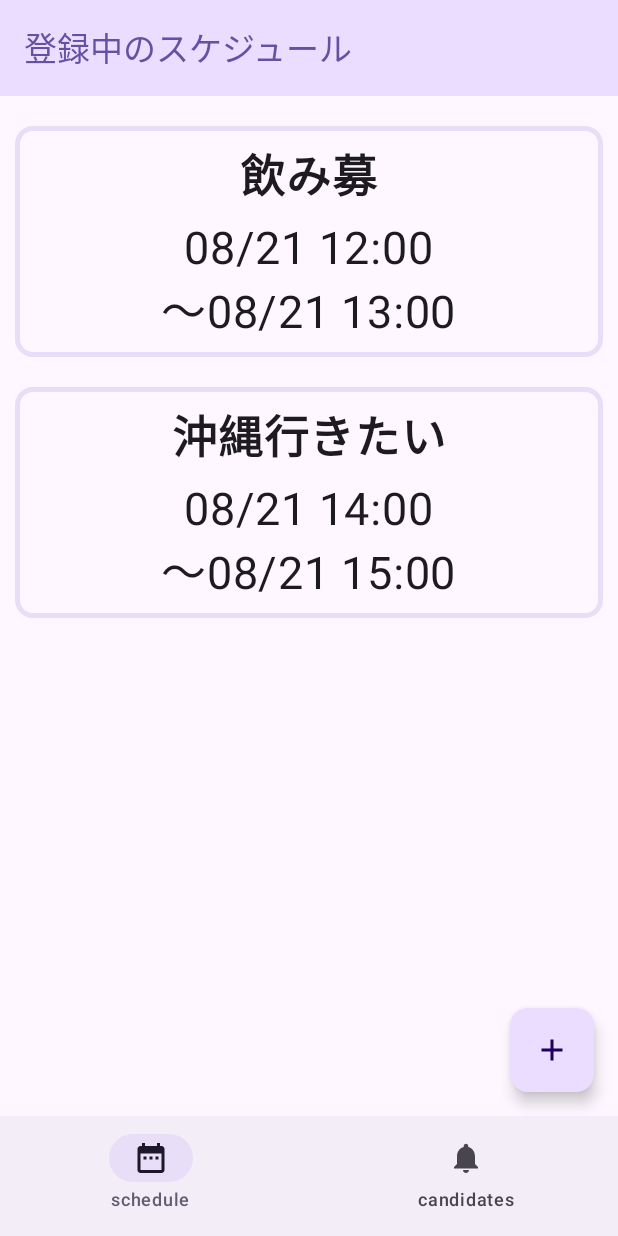
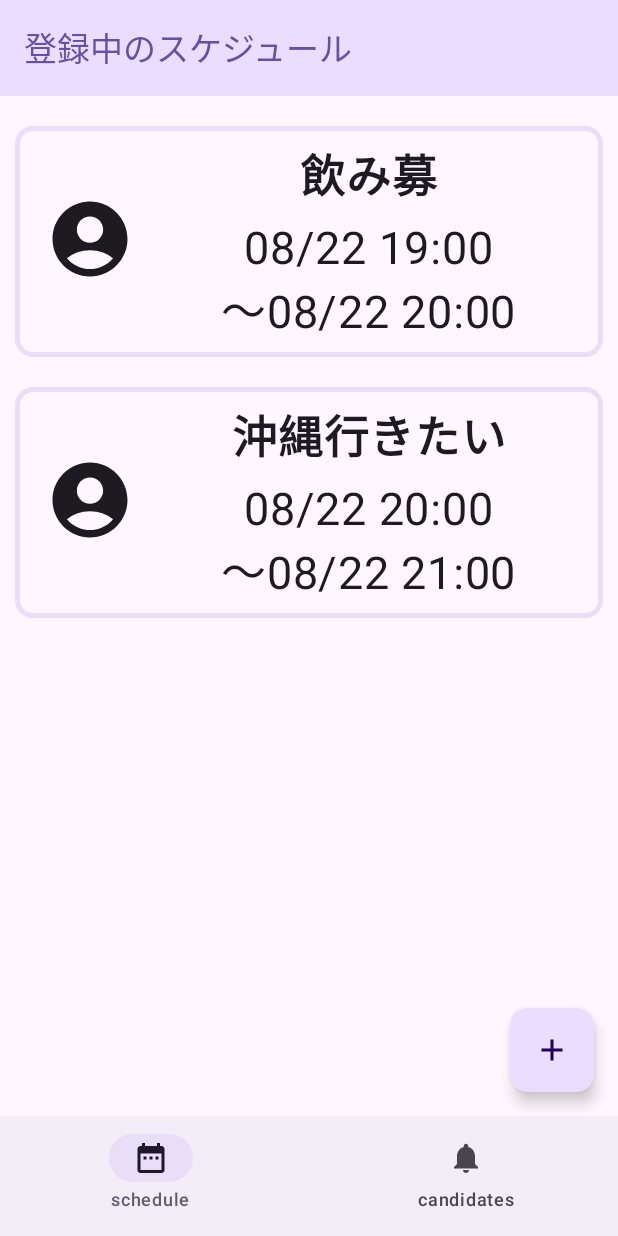
Before and after one commit to shizukanaoki/Yulbo, an Android app built with Jetpack Compose: the ScheduleScreen screen opened through its navigation route, on a phone screen of 412 x 824 dp. Run offline under Robolectric (Android 15) with nearby library versions, the phone set to English and light mode, and no system bars.

Commit message:
fix schedule screen

```diff
--- a/app/src/main/java/com/example/yulbo/ui/YulboViewModel.kt
+++ b/app/src/main/java/com/example/yulbo/ui/YulboViewModel.kt
@@ -16,27 +16,36 @@ class YulboViewModel : ViewModel() {
         ScheduleItem(
             id = UUID.randomUUID().toString(),
             userId = 1,
-            startDatetime = LocalDateTime.of(2023, 8, 21, 12, 0),
-            endDateTime = LocalDateTime.of(2023, 8, 21, 13, 0),
+            startDatetime = LocalDateTime.of(2023, 8, 22, 19, 0),
+            endDateTime = LocalDateTime.of(2023, 8, 22, 20, 0),
             title = "飲み募",
             isConfirmed = false
         ),
         ScheduleItem(
             id = UUID.randomUUID().toString(),
             userId = 1,
-            startDatetime = LocalDateTime.of(2023, 8, 21, 14, 0),
-            endDateTime = LocalDateTime.of(2023, 8, 21, 15, 0),
+            startDatetime = LocalDateTime.of(2023, 8, 22, 20, 0),
+            endDateTime = LocalDateTime.of(2023, 8, 22, 21, 0),
             title = "沖縄行きたい",
             isConfirmed = false
         ),
         ScheduleItem(
             id = UUID.randomUUID().toString(),
             userId = 2,
-            startDatetime = LocalDateTime.of(2023, 8, 21, 14, 0),
-            endDateTime = LocalDateTime.of(2023, 8, 21, 15, 0),
+            startDatetime = LocalDateTime.of(2023, 8,  22, 20, 0),
+            endDateTime = LocalDateTime.of(2023, 8, 22, 21, 0),
             title = "南の島に行きたい",
             isConfirmed = false
+        ),
+        ScheduleItem(
+            id = UUID.randomUUID().toString(),
+            userId = 3,
+            startDatetime = LocalDateTime.of(2023, 8, 22, 21, 0),
+            endDateTime = LocalDateTime.of(2023, 8, 22, 22, 0),
+            title = "Android 開発したい",
+            isConfirmed = false
         )
+
     )
 
     private val _uiState = MutableStateFlow(YulboUiState(
@@ -66,18 +75,14 @@ class YulboViewModel : ViewModel() {
         )
         scheduleItems.add(newScheduleItem)
         _uiState.value.scheduleItems = findMyScheduleItems()
+        _uiState.value.candidateItems = calculateCandidateItems()
     }
 
     fun confirmSchedule(myScheduleItemId: String, matchedScheduleItemId: String) {
-        Log.d("confirmSchedule", "myScheduleItemId: ${myScheduleItemId}, matchedScheduleItemId: ${matchedScheduleItemId}")
-        // scheduleitems から該当のscheduleitem を取得して　is confirmed を　true にする
-
         val myScheduleItem = scheduleItems.find { scheduleItem -> scheduleItem.id == myScheduleItemId }
         val matchedScheduleItem = scheduleItems.find { scheduleItem -> scheduleItem.id == matchedScheduleItemId }
         myScheduleItem?.isConfirmed = true
         matchedScheduleItem?.isConfirmed = true
-
-        // uiState を更新して画面の見た目を変える
         _uiState.value.scheduleItems = findMyScheduleItems()
         _uiState.value.candidateItems  = calculateCandidateItems()
     }
--- a/app/src/main/java/com/example/yulbo/ui/screens/ScheduleScreen.kt
+++ b/app/src/main/java/com/example/yulbo/ui/screens/ScheduleScreen.kt
@@ -2,14 +2,22 @@ package com.example.yulbo.ui.screens
 
 import android.annotation.SuppressLint
 import androidx.compose.foundation.BorderStroke
+import androidx.compose.foundation.Image
+import androidx.compose.foundation.layout.Arrangement
 import androidx.compose.foundation.layout.Box
 import androidx.compose.foundation.layout.Column
 import androidx.compose.foundation.layout.Row
+import androidx.compose.foundation.layout.height
 import androidx.compose.foundation.layout.padding
+import androidx.compose.foundation.layout.size
+import androidx.compose.foundation.layout.width
 import androidx.compose.foundation.rememberScrollState
+import androidx.compose.foundation.shape.CircleShape
 import androidx.compose.foundation.verticalScroll
 import androidx.compose.material.icons.Icons
+import androidx.compose.material.icons.filled.AccountCircle
 import androidx.compose.material.icons.filled.Add
+import androidx.compose.material.icons.filled.ArrowBack
 import androidx.compose.material.icons.filled.DateRange
 import androidx.compose.material.icons.filled.Notifications
 import androidx.compose.material3.Card
@@ -17,6 +25,7 @@ import androidx.compose.material3.CardDefaults
 import androidx.compose.material3.ExperimentalMaterial3Api
 import androidx.compose.material3.FloatingActionButton
 import androidx.compose.material3.Icon
+import androidx.compose.material3.IconButton
 import androidx.compose.material3.MaterialTheme
 import androidx.compose.material3.NavigationBar
 import androidx.compose.material3.NavigationBarItem
@@ -27,11 +36,15 @@ import androidx.compose.material3.TopAppBarDefaults
 import androidx.compose.runtime.Composable
 import androidx.compose.ui.Alignment
 import androidx.compose.ui.Modifier
+import androidx.compose.ui.draw.clip
 import androidx.compose.ui.graphics.Color
+import androidx.compose.ui.res.painterResource
 import androidx.compose.ui.text.font.FontWeight
 import androidx.compose.ui.unit.dp
 import androidx.compose.ui.unit.sp
+import com.example.yulbo.R
 import com.example.yulbo.ui.model.ScheduleItem
+import org.intellij.lang.annotations.JdkConstants.HorizontalAlignment
 
 @Composable
 fun YulboBottomAppBar(
@@ -121,7 +134,34 @@ fun ScheduleScreen(
                         border = BorderStroke(3.dp, MaterialTheme.colorScheme.secondaryContainer),
                         shape = MaterialTheme.shapes.medium
                     ){
+                        Row {
+                            val image = if (scheduleItem.isConfirmed) {
+                                Image(
+                                    painter = painterResource(id = R.drawable.iconkoala), contentDescription = null,
+                                    modifier = Modifier
+                                        .padding(
+                                            top = 45.dp,
+                                            start = 20.dp
+                                        )
+                                        .size(60.dp)
+                                        .clip(CircleShape)
+                                )
+                            } else {
+                                Icon(
+                                    imageVector = Icons.Filled.AccountCircle,
+                                    contentDescription = "Localized description",
+                                    modifier = Modifier.padding(
+                                        top = 45.dp,
+                                        start = 20.dp
+                                    )
+                                        .size(60.dp)
+                                        .clip(CircleShape)
+                                )
+                            }
 
+                            Column(
+                                modifier = Modifier.weight(4f)
+                            ) {
                                 Text(
                                     text = scheduleItem.title,
                                     fontSize = 30.sp,
@@ -157,3 +197,5 @@ fun ScheduleScreen(
                 }
             }
         }
+    }
+}
```
Also changed, not shown: app/src/main/res/drawable/iconkoala.png (added). Lines whose indentation alone changed are shown as unchanged.
